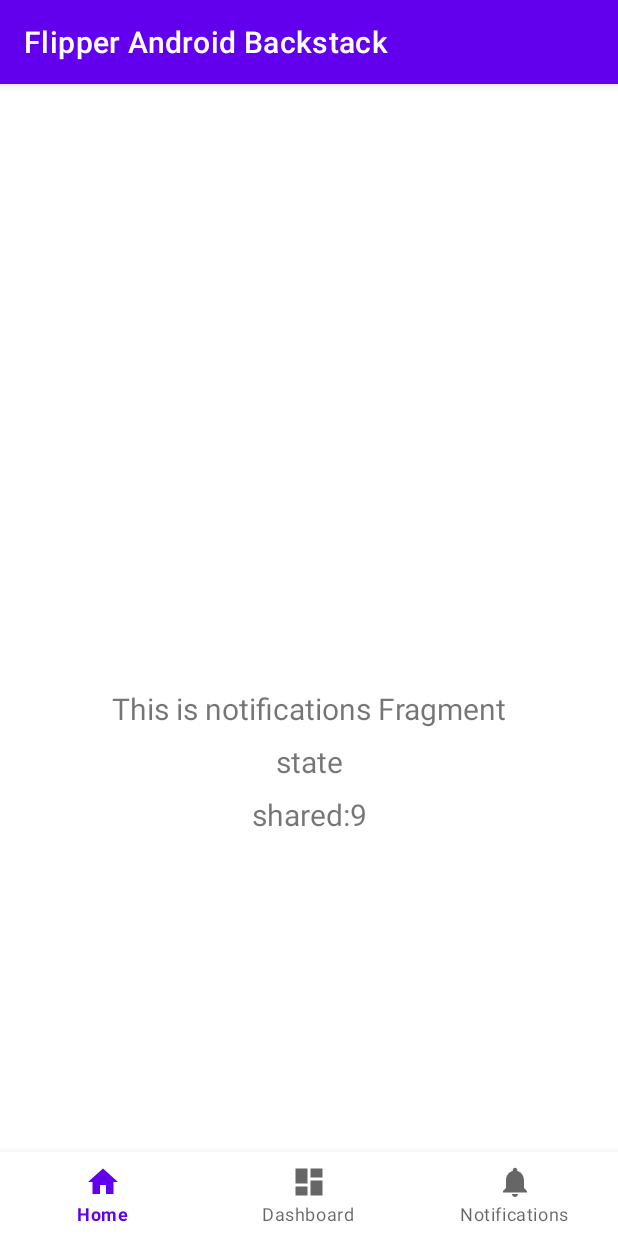
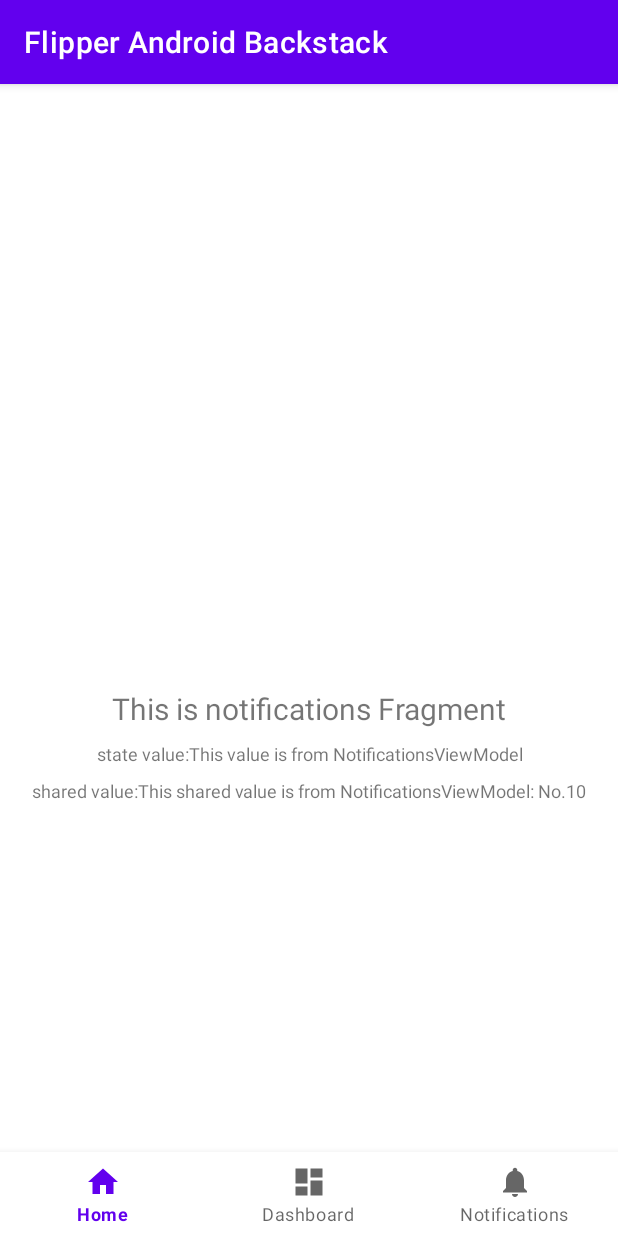
Before and after one commit to afaucogney/flipper-backstack, an Android app: the fragment NotificationsFragment placed in its activity, on a phone screen of 412 x 824 dp. Run offline under Robolectric (Android 15) with nearby library versions, the phone set to English and light mode, and no system bars.

Commit message:
Support StateFlow/SharedFlow

```diff
--- a/app/src/main/java/fr/afaucogney/mobile/android/flipper/flipperandroidbackstack/ui/notifications/NotificationsFragment.kt
+++ b/app/src/main/java/fr/afaucogney/mobile/android/flipper/flipperandroidbackstack/ui/notifications/NotificationsFragment.kt
@@ -33,11 +33,11 @@ class NotificationsFragment : Fragment() {
             textView.text = it
         })
         notificationsViewModel.state.onEach {
-            textViewState.text = it
+            textViewState.text = "state value:$it"
         }.launchIn(lifecycleScope)
 
         notificationsViewModel.shared.onEach {
-            textViewShared.text = it
+            textViewShared.text = "shared value:$it"
         }.launchIn(lifecycleScope)
         return root
     }
--- a/app/src/main/java/fr/afaucogney/mobile/android/flipper/flipperandroidbackstack/ui/notifications/NotificationsViewModel.kt
+++ b/app/src/main/java/fr/afaucogney/mobile/android/flipper/flipperandroidbackstack/ui/notifications/NotificationsViewModel.kt
@@ -15,12 +15,13 @@ class NotificationsViewModel : ViewModel() {
     }
     val text: LiveData<String> = _text
 
-    private val _state = MutableStateFlow("state")
+    private val _state = MutableStateFlow("This value is from NotificationsViewModel")
     val state = _state.asStateFlow()
 
     private val _shared = MutableSharedFlow<String>(5).apply {
         repeat(10) {
-            tryEmit("shared:$it")
+            val times = it + 1
+            tryEmit("This shared value is from NotificationsViewModel: No.$times")
         }
     }
     val shared = _shared.asSharedFlow()
--- a/app/src/main/res/layout/fragment_notifications.xml
+++ b/app/src/main/res/layout/fragment_notifications.xml
@@ -28,7 +28,7 @@
         android:layout_marginTop="8dp"
         android:layout_marginEnd="8dp"
         android:textAlignment="center"
-        android:textSize="20sp"
+        android:textSize="12sp"
         app:layout_constraintEnd_toEndOf="parent"
         app:layout_constraintStart_toStartOf="parent"
         app:layout_constraintTop_toBottomOf="@+id/text_notifications" />
@@ -41,7 +41,7 @@
         android:layout_marginTop="8dp"
         android:layout_marginEnd="8dp"
         android:textAlignment="center"
-        android:textSize="20sp"
+        android:textSize="12sp"
         app:layout_constraintEnd_toEndOf="parent"
         app:layout_constraintStart_toStartOf="parent"
         app:layout_constraintTop_toBottomOf="@+id/text_notifications_state" />
--- a/flipper-backstack/build.gradle
+++ b/flipper-backstack/build.gradle
@@ -43,8 +43,8 @@ dependencies {
     implementation "com.jakewharton.timber:timber:5.0.1"
 
     // Coroutines
-    implementation 'org.jetbrains.kotlinx:kotlinx-coroutines-core:1.5.30'
-    implementation 'org.jetbrains.kotlinx:kotlinx-coroutines-android:1.5.30'
+    implementation "org.jetbrains.kotlinx:kotlinx-coroutines-core:1.5.0"
+    implementation "org.jetbrains.kotlinx:kotlinx-coroutines-android:1.5.1"
 
     // Test
     testImplementation "junit:junit:4.13.2"
```
